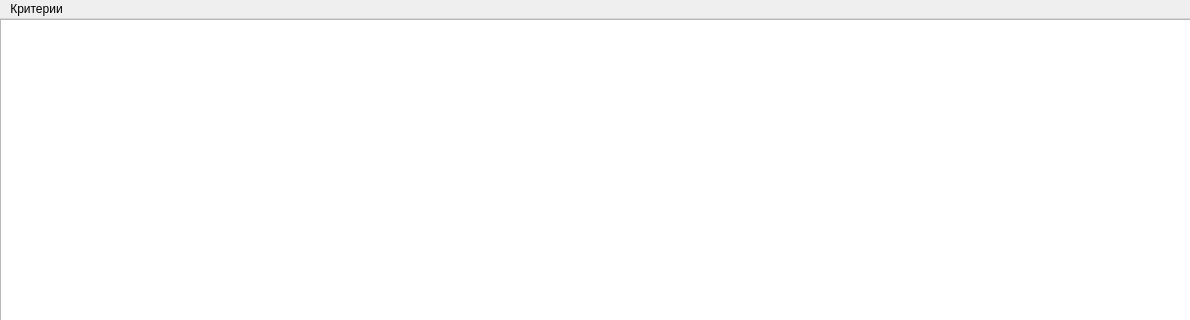
The window that gui/I_guide_page.ui (aliensowo/tpugkuudms) describes before a commit, drawn with Qt 5; both pictures show x 0 to 1190 and y 0 to 320 of the 1190 by 503 pixel window.
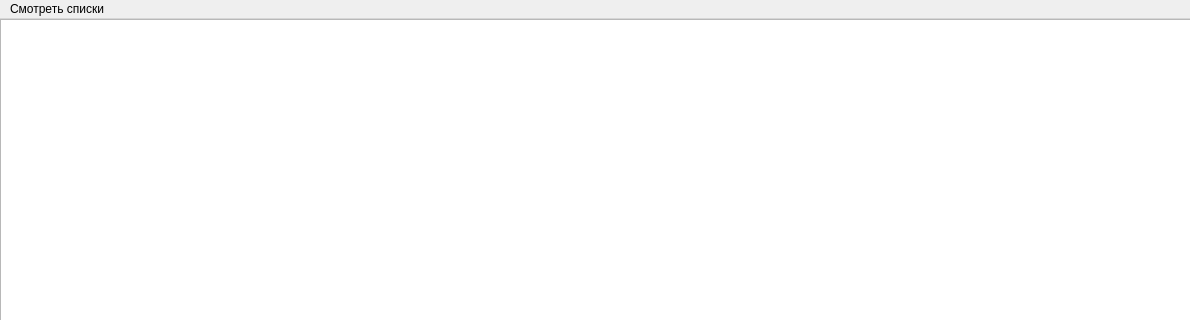
The same window after the commit.

Commit message: task 2 to guide list

The edit to the form file:
```diff
--- a/gui/I_guide_page.ui
+++ b/gui/I_guide_page.ui
@@ -31,12 +31,12 @@
      <x>0</x>
      <y>0</y>
      <width>1190</width>
-     <height>26</height>
+     <height>24</height>
     </rect>
    </property>
    <widget class="QMenu" name="menu">
     <property name="title">
-     <string>Критерии</string>
+     <string>Смотреть списки</string>
     </property>
     <addaction name="action"/>
    </widget>
```
Left out of the diff: 22 changed lines with no effect on the pictures. The commit also changes 2 other files.
